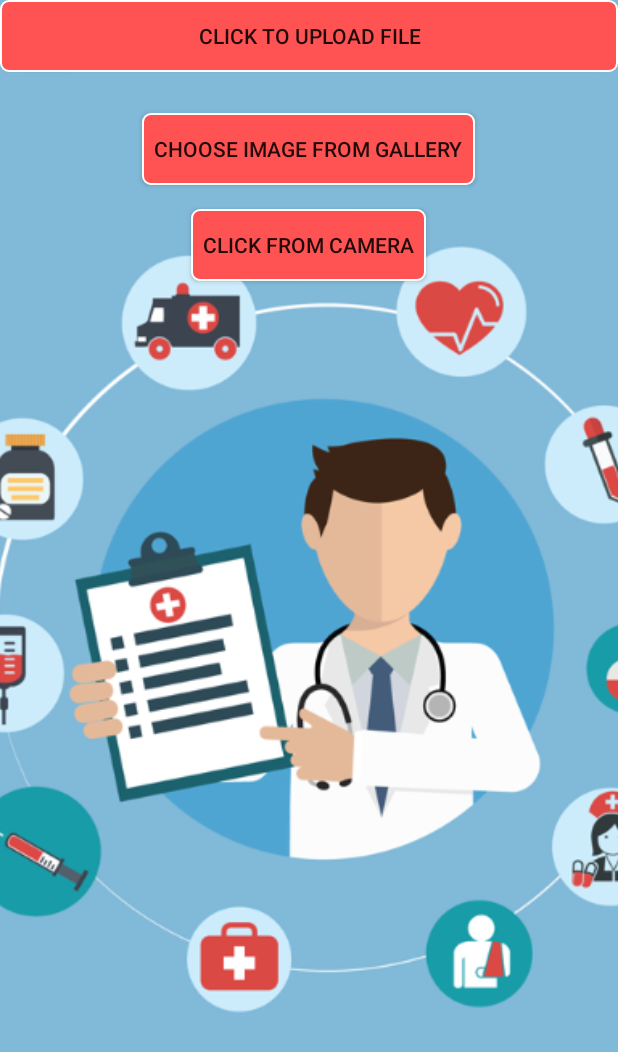
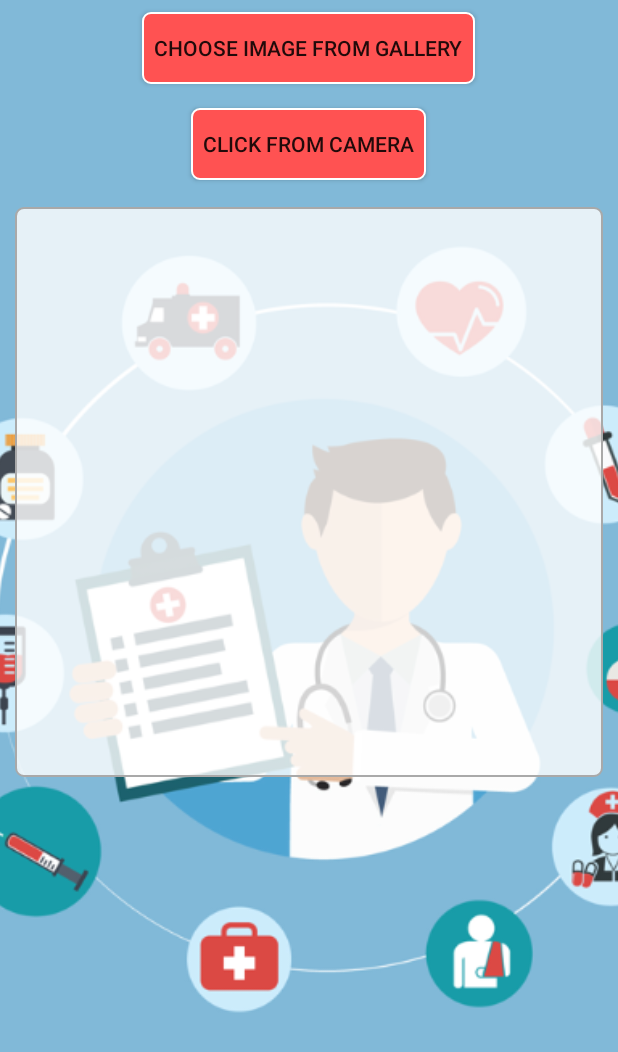
Before and after one commit to jxie215/MediCoApp, an Android app: the layout fragment_upload_images.xml on its own in the app's theme, with its tools: preview values and no code run, on a phone screen of 412 x 824 dp. Shown: the top 1052 px of the screen. Run offline under Robolectric (Android 15) with nearby library versions, the phone set to English and light mode, and no system bars.

Commit message:
upload Images

```diff
--- a/app/src/main/AndroidManifest.xml
+++ b/app/src/main/AndroidManifest.xml
@@ -6,7 +6,8 @@
     <uses-permission android:name="android.permission.WRITE_EXTERNAL_STORAGE" />
     <uses-permission android:name="android.permission.READ_EXTERNAL_STORAGE" />
     <uses-permission android:name="android.permission.INTERNET" />
-
+    <uses-feature android:name="android.hardware.camera"
+    android:required="true" />
     <application
         android:name=".patientrecord.utils.VolleyController"
         android:allowBackup="true"
--- a/app/src/main/res/layout/fragment_book_appointment.xml
+++ b/app/src/main/res/layout/fragment_book_appointment.xml
@@ -37,7 +37,7 @@
         </android.support.v7.widget.CardView>
 
         <ImageView
-            android:id="@+id/imageView2"
+            android:id="@+id/imageViewShowImage"
             android:layout_width="match_parent"
             android:layout_height="60dp"
             android:layout_alignParentBottom="true"
@@ -50,7 +50,7 @@
             android:layout_width="match_parent"
             android:layout_height="wrap_content"
             android:layout_alignParentStart="true"
-            android:layout_alignTop="@+id/imageView2"
+            android:layout_alignTop="@+id/imageViewShowImage"
             android:text="Doctor Name"
             android:textAlignment="center"
             android:textColor="@android:color/white"
--- a/app/src/main/res/layout/fragment_upload_images.xml
+++ b/app/src/main/res/layout/fragment_upload_images.xml
@@ -1,5 +1,6 @@
 <?xml version="1.0" encoding="utf-8"?>
 <FrameLayout xmlns:android="http://schemas.android.com/apk/res/android"
+    xmlns:app="http://schemas.android.com/apk/res-auto"
     android:layout_width="match_parent"
     android:layout_height="match_parent">
 
@@ -10,25 +11,19 @@
         android:scaleType="centerCrop"
         android:src="@drawable/background2" />
 
+    <ScrollView
+        android:layout_width="match_parent"
+        android:layout_height="match_parent">
+
         <LinearLayout
             android:layout_width="match_parent"
             android:layout_height="wrap_content"
+            android:orientation="vertical" >
+
+            <LinearLayout
+                android:layout_width="match_parent"
+                android:layout_height="match_parent"
                 android:orientation="vertical">
-
-        <Button
-            android:id="@+id/uploadButton"
-            android:layout_width="fill_parent"
-            android:layout_height="wrap_content"
-            android:background="@drawable/button2_background"
-            android:text="Click To Upload File" />
-
-        <TextView
-            android:id="@+id/messageText"
-            android:layout_width="fill_parent"
-            android:layout_height="wrap_content"
-            android:text=""
-            android:textColor="#000000"
-            android:textStyle="bold" />
 
                 <Button
                     android:id="@+id/button_choose_from_gallery"
@@ -50,4 +45,15 @@
                     android:padding="8dp"
                     android:text="Click From Camera" />
             </LinearLayout>
+
+            <ImageView
+                android:id="@+id/imageViewShowImage"
+                android:layout_width="match_parent"
+                android:layout_height="400sp"
+                android:padding="10sp"
+                android:scaleType="fitXY"
+                app:srcCompat="@drawable/text_background" />
+        </LinearLayout>
+    </ScrollView>
+
 </FrameLayout>
```
Also changed, not shown: app/src/main/java/com/example/jaden/medicoapp/patientrecord/uploadimage/FragmentUploadImage.java (+241 -203 lines). Lines whose indentation alone changed are shown as unchanged.
